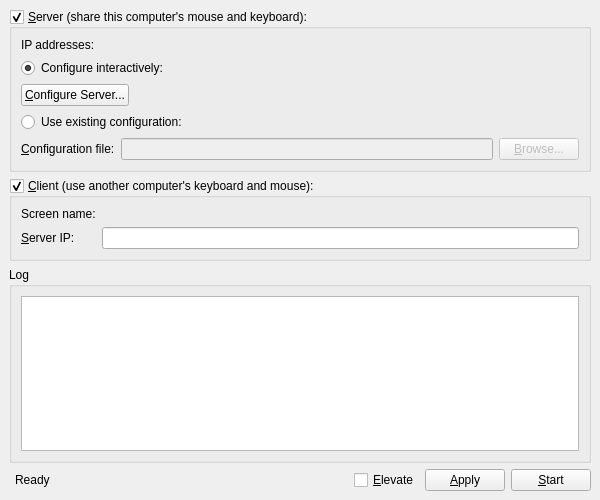
Qt form src/gui/res/MainWindowBase.ui (deskflow/deskflow) before a commit.
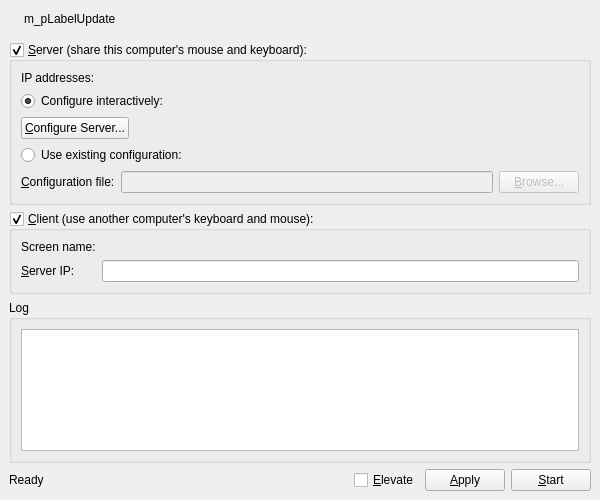
The same form after that commit. Icons and pictures are not drawn.

Commit message: jerry's patch: fixed version checker label was being hidden by status label, and was using old update check url.

Diff of the .ui file:
```diff
--- a/src/gui/res/MainWindowBase.ui
+++ b/src/gui/res/MainWindowBase.ui
@@ -26,8 +26,173 @@
    <string>Synergy</string>
   </property>
   <widget class="QWidget" name="centralwidget">
-   <layout class="QGridLayout">
-    <item row="2" column="0" colspan="12">
+   <layout class="QVBoxLayout" name="verticalLayout_2">
+    <item>
+     <widget class="QWidget" name="m_pWidgetUpdate" native="true">
+      <layout class="QHBoxLayout" name="horizontalLayout_2">
+       <property name="leftMargin">
+        <number>2</number>
+       </property>
+       <property name="topMargin">
+        <number>0</number>
+       </property>
+       <property name="rightMargin">
+        <number>0</number>
+       </property>
+       <property name="bottomMargin">
+        <number>7</number>
+       </property>
+       <item>
+        <widget class="QLabel" name="m_pIconUpdate">
+         <property name="text">
+          <string/>
+         </property>
+         <property name="pixmap">
+          <pixmap resource="Synergy.qrc">:/res/icons/16x16/warning.png</pixmap>
+         </property>
+        </widget>
+       </item>
+       <item>
+        <widget class="QLabel" name="m_pLabelUpdate">
+         <property name="text">
+          <string notr="true">m_pLabelUpdate</string>
+         </property>
+         <property name="openExternalLinks">
+          <bool>true</bool>
+         </property>
+        </widget>
+       </item>
+       <item>
+        <spacer name="m_pSpacerUpdate">
+         <property name="orientation">
+          <enum>Qt::Horizontal</enum>
+         </property>
+         <property name="sizeHint" stdset="0">
+          <size>
+           <width>469</width>
+           <height>20</height>
+          </size>
+         </property>
+        </spacer>
+       </item>
+      </layout>
+     </widget>
+    </item>
+    <item>
+     <widget class="QGroupBox" name="m_pGroupServer">
+      <property name="sizePolicy">
+       <sizepolicy hsizetype="Preferred" vsizetype="Fixed">
+        <horstretch>0</horstretch>
+        <verstretch>0</verstretch>
+       </sizepolicy>
+      </property>
+      <property name="title">
+       <string>&amp;Server (share this computer's mouse and keyboard):</string>
+      </property>
+      <property name="checkable">
+       <bool>true</bool>
+      </property>
+      <property name="checked">
+       <bool>true</bool>
+      </property>
+      <layout class="QVBoxLayout">
+       <item>
+        <layout class="QFormLayout" name="formLayout">
+         <property name="fieldGrowthPolicy">
+          <enum>QFormLayout::AllNonFixedFieldsGrow</enum>
+         </property>
+         <item row="0" column="0">
+          <widget class="QLabel" name="label_2">
+           <property name="text">
+            <string>IP addresses:</string>
+           </property>
+          </widget>
+         </item>
+         <item row="0" column="1">
+          <widget class="QLabel" name="m_pLabelIpAddresses">
+           <property name="text">
+            <string notr="true"/>
+           </property>
+          </widget>
+         </item>
+        </layout>
+       </item>
+       <item>
+        <widget class="QRadioButton" name="m_pRadioInternalConfig">
+         <property name="text">
+          <string>Configure interactively:</string>
+         </property>
+         <property name="checked">
+          <bool>true</bool>
+         </property>
+        </widget>
+       </item>
+       <item>
+        <layout class="QHBoxLayout">
+         <item>
+          <widget class="QPushButton" name="m_pButtonConfigureServer">
+           <property name="text">
+            <string>&amp;Configure Server...</string>
+           </property>
+          </widget>
+         </item>
+         <item>
+          <spacer>
+           <property name="orientation">
+            <enum>Qt::Horizontal</enum>
+           </property>
+           <property name="sizeHint" stdset="0">
+            <size>
+             <width>40</width>
+             <height>20</height>
+            </size>
+           </property>
+          </spacer>
+         </item>
+        </layout>
+       </item>
+       <item>
+        <widget class="QRadioButton" name="m_pRadioExternalConfig">
+         <property name="text">
+          <string>Use existing configuration:</string>
+         </property>
+        </widget>
+       </item>
+       <item>
+        <layout class="QHBoxLayout">
+         <item>
+          <widget class="QLabel" name="m_pLabelConfigurationFile">
+           <property name="text">
+            <string>&amp;Configuration file:</string>
+           </property>
+           <property name="buddy">
+            <cstring>m_pLineEditConfigFile</cstring>
+           </property>
+          </widget>
+         </item>
+         <item>
+          <widget class="QLineEdit" name="m_pLineEditConfigFile">
+           <property name="enabled">
+            <bool>false</bool>
+           </property>
+          </widget>
+         </item>
+         <item>
+          <widget class="QPushButton" name="m_pButtonBrowseConfigFile">
+           <property name="enabled">
+            <bool>false</bool>
+           </property>
+           <property name="text">
+            <string>&amp;Browse...</string>
+           </property>
+          </widget>
+         </item>
+        </layout>
+       </item>
+      </layout>
+     </widget>
+    </item>
+    <item>
      <widget class="QGroupBox" name="m_pGroupClient">
       <property name="sizePolicy">
        <sizepolicy hsizetype="Preferred" vsizetype="Fixed">
@@ -78,14 +243,7 @@
       </layout>
      </widget>
     </item>
-    <item row="6" column="1">
-     <widget class="QLabel" name="m_pStatusLabel">
-      <property name="text">
-       <string>Ready</string>
-      </property>
-     </widget>
-    </item>
-    <item row="3" column="0" colspan="12">
+    <item>
      <widget class="QGroupBox" name="m_pGroupLog">
       <property name="title">
        <string>Log</string>
@@ -121,173 +279,53 @@
       </layout>
      </widget>
     </item>
-    <item row="6" column="5">
-     <spacer>
-      <property name="orientation">
-       <enum>Qt::Horizontal</enum>
+    <item>
+     <layout class="QHBoxLayout" name="horizontalLayout">
+      <property name="sizeConstraint">
+       <enum>QLayout::SetDefaultConstraint</enum>
       </property>
-      <property name="sizeHint" stdset="0">
-       <size>
-        <width>40</width>
-        <height>20</height>
-       </size>
-      </property>
-     </spacer>
-    </item>
-    <item row="6" column="2">
-     <widget class="QLabel" name="m_pUpdateIcon">
-      <property name="text">
-       <string/>
-      </property>
-      <property name="pixmap">
-       <pixmap resource="Synergy.qrc">:/res/icons/16x16/warning.png</pixmap>
-      </property>
-     </widget>
-    </item>
-    <item row="6" column="3">
-     <widget class="QLabel" name="m_pUpdateLabel">
-      <property name="text">
-       <string/>
-      </property>
-      <property name="openExternalLinks">
-       <bool>true</bool>
-      </property>
-     </widget>
-    </item>
-    <item row="6" column="11">
-     <widget class="QPushButton" name="m_pButtonToggleStart">
-      <property name="text">
-       <string>&amp;Start</string>
-      </property>
-     </widget>
-    </item>
-    <item row="6" column="10">
-     <widget class="QPushButton" name="m_pButtonApply">
-      <property name="text">
-       <string>&amp;Apply</string>
-      </property>
-     </widget>
-    </item>
-    <item row="6" column="9">
-     <widget class="QCheckBox" name="m_pElevateCheckBox">
-      <property name="text">
-       <string>&amp;Elevate</string>
-      </property>
-     </widget>
-    </item>
-    <item row="1" column="0" colspan="12">
-     <widget class="QGroupBox" name="m_pGroupServer">
-      <property name="sizePolicy">
-       <sizepolicy hsizetype="Preferred" vsizetype="Fixed">
-        <horstretch>0</horstretch>
-        <verstretch>0</verstretch>
-       </sizepolicy>
-      </property>
-      <property name="title">
-       <string>&amp;Server (share this computer's mouse and keyboard):</string>
-      </property>
-      <property name="checkable">
-       <bool>true</bool>
-      </property>
-      <property name="checked">
-       <bool>true</bool>
-      </property>
-      <layout class="QVBoxLayout">
-       <item>
-        <layout class="QFormLayout" name="formLayout">
-         <property name="fieldGrowthPolicy">
-          <enum>QFormLayout::AllNonFixedFieldsGrow</enum>
-         </property>
-         <item row="0" column="0">
-          <widget class="QLabel" name="label_2">
-           <property name="text">
-            <string>IP addresses:</string>
-           </property>
-          </widget>
-         </item>
-         <item row="0" column="1">
-          <widget class="QLabel" name="m_pLabelIpAddresses">
-           <property name="text">
-            <string notr="true"/>
-           </property>
-          </widget>
-         </item>
-        </layout>
-       </item>
-       <item>
-        <widget class="QRadioButton" name="m_pRadioInternalConfig">
-         <property name="text">
-          <string>Configure interactively:</string>
-         </property>
-         <property name="checked">
-          <bool>true</bool>
-         </property>
-        </widget>
-       </item>
-       <item>
-        <layout class="QHBoxLayout">
-         <item>
-          <widget class="QPushButton" name="m_pButtonConfigureServer">
-           <property name="text">
-            <string>&amp;Configure Server...</string>
-           </property>
-          </widget>
-         </item>
-         <item>
-          <spacer>
-           <property name="orientation">
-            <enum>Qt::Horizontal</enum>
-           </property>
-           <property name="sizeHint" stdset="0">
-            <size>
-             <width>40</width>
-             <height>20</height>
-            </size>
-           </property>
-          </spacer>
-         </item>
-        </layout>
-       </item>
-       <item>
-        <widget class="QRadioButton" name="m_pRadioExternalConfig">
-         <property name="text">
-          <string>Use existing configuration:</string>
-         </property>
-        </widget>
-       </item>
-       <item>
-        <layout class="QHBoxLayout">
-         <item>
-          <widget class="QLabel" name="m_pLabelConfigurationFile">
-           <property name="text">
-            <string>&amp;Configuration file:</string>
-           </property>
-           <property name="buddy">
-            <cstring>m_pLineEditConfigFile</cstring>
-           </property>
-          </widget>
-         </item>
-         <item>
-          <widget class="QLineEdit" name="m_pLineEditConfigFile">
-           <property name="enabled">
-            <bool>false</bool>
-           </property>
-          </widget>
-         </item>
-         <item>
-          <widget class="QPushButton" name="m_pButtonBrowseConfigFile">
-           <property name="enabled">
-            <bool>false</bool>
-           </property>
-           <property name="text">
-            <string>&amp;Browse...</string>
-           </property>
-          </widget>
-         </item>
-        </layout>
-       </item>
-      </layout>
-     </widget>
+      <item>
+       <widget class="QLabel" name="m_pStatusLabel">
+        <property name="text">
+         <string>Ready</string>
+        </property>
+       </widget>
+      </item>
+      <item>
+       <spacer name="spacer">
+        <property name="orientation">
+         <enum>Qt::Horizontal</enum>
+        </property>
+        <property name="sizeHint" stdset="0">
+         <size>
+          <width>40</width>
+          <height>20</height>
+         </size>
+        </property>
+       </spacer>
+      </item>
+      <item>
+       <widget class="QCheckBox" name="m_pElevateCheckBox">
+        <property name="text">
+         <string>&amp;Elevate</string>
+        </property>
+       </widget>
+      </item>
+      <item>
+       <widget class="QPushButton" name="m_pButtonApply">
+        <property name="text">
+         <string>&amp;Apply</string>
+        </property>
+       </widget>
+      </item>
+      <item>
+       <widget class="QPushButton" name="m_pButtonToggleStart">
+        <property name="text">
+         <string>&amp;Start</string>
+        </property>
+       </widget>
+      </item>
+     </layout>
     </item>
    </layout>
   </widget>
```
Left out of the diff: 32 changed lines with no effect on the pictures. The commit also changes 2 other files.
